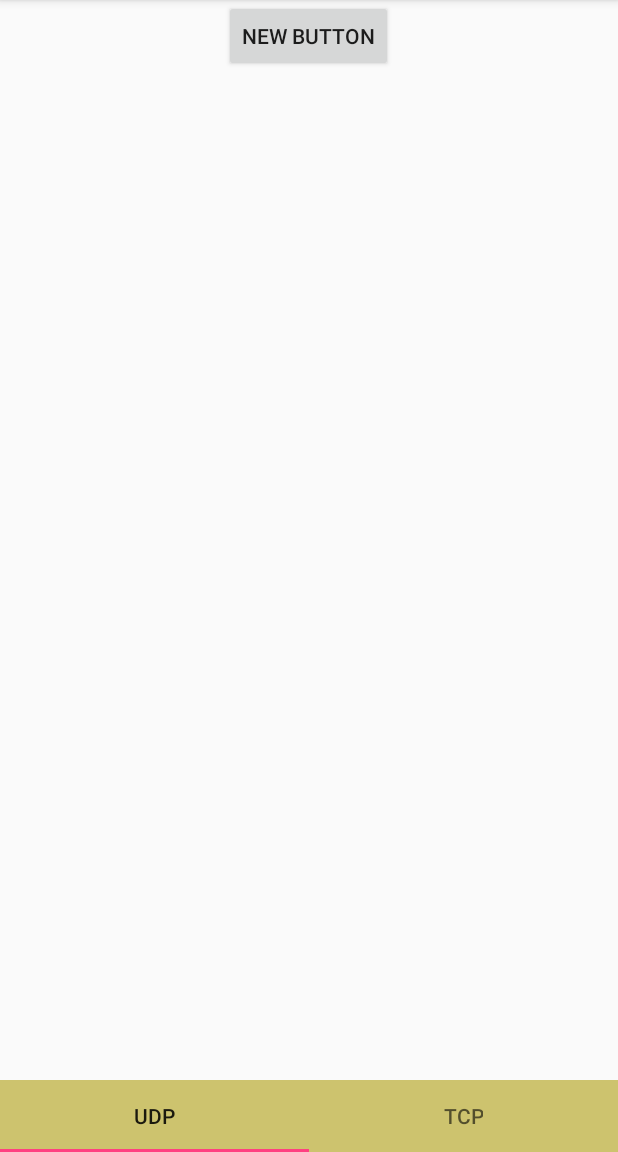
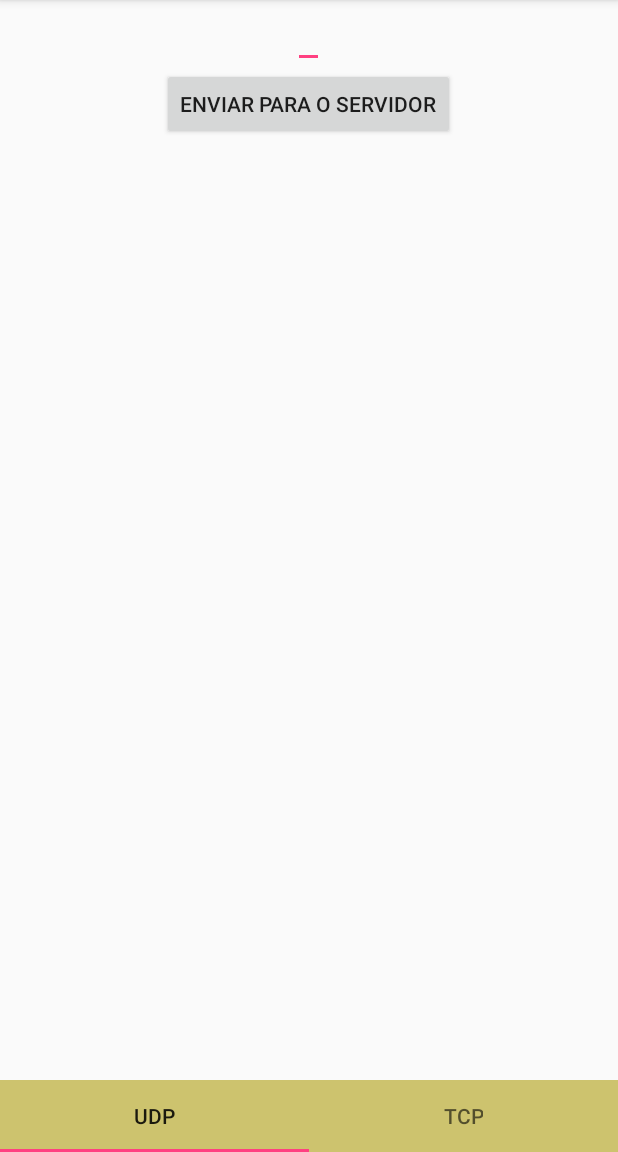
Before and after one commit to Liellison/ProjetoTalkRedes, an Android app: the screen it shows after launch (MainActivity), on a phone screen of 412 x 824 dp, the part 84-1236 px from its top. Run offline under Robolectric (Android 15) with nearby library versions, the phone set to English and light mode, and no system bars.

Commit message:
Versao 0.0.4 Atualizacao da tela UDP com os componentes

```diff
--- a/app/src/main/res/layout/frag1.xml
+++ b/app/src/main/res/layout/frag1.xml
@@ -3,10 +3,20 @@
     android:orientation="vertical" android:layout_width="match_parent"
     android:layout_height="match_parent">
 
+    <EditText
+        android:layout_width="wrap_content"
+        android:layout_height="wrap_content"
+        android:id="@+id/etUDP1"
+        android:layout_gravity="center"/>
     <Button
         android:layout_width="wrap_content"
         android:layout_height="wrap_content"
-        android:text="New Button"
-        android:id="@+id/button"
+        android:text="@string/sendServer"
+        android:id="@+id/btsendUDP"
         android:layout_gravity="center_horizontal" />
+    <TextView
+        android:layout_width="wrap_content"
+        android:layout_height="wrap_content"
+        android:layout_gravity="center_horizontal"
+        android:layout_marginTop="60dp"/>
 </LinearLayout>
--- a/app/src/main/res/values/strings.xml
+++ b/app/src/main/res/values/strings.xml
@@ -8,4 +8,5 @@
     <string name="nada">Ops.. Voce nao devia estar aqui</string>
     <string name="one">One</string>
     <string name="action_settings">Action Setting</string>
+    <string name="sendServer">Enviar para o servidor</string>
 </resources>
```
